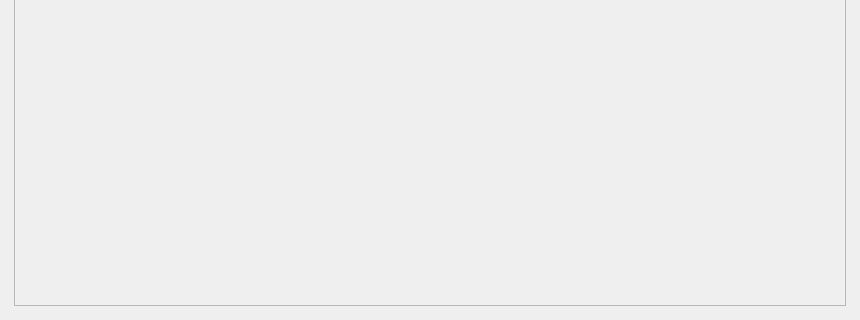
The window that gui/uis/pages/main_pages.ui (arturfarriols/MedicalApp) describes before a commit, drawn with Qt 5; both pictures show x 0 to 860 and y 280 to 600 of the 860 by 600 pixel window.
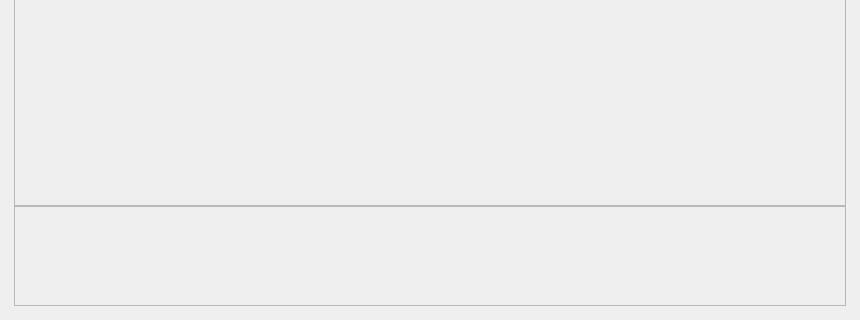
The same window after the commit. The open tabs and pages were chosen to show the change.

The edit to the form file:
```diff
--- a/gui/uis/pages/main_pages.ui
+++ b/gui/uis/pages/main_pages.ui
@@ -292,6 +292,12 @@
            </item>
            <item>
             <widget class="QFrame" name="frame_6">
+             <property name="maximumSize">
+              <size>
+               <width>16777215</width>
+               <height>16777215</height>
+              </size>
+             </property>
              <property name="frameShape">
               <enum>QFrame::StyledPanel</enum>
              </property>
@@ -306,7 +312,40 @@
                <number>0</number>
               </property>
               <property name="topMargin">
+               <number>5</number>
+              </property>
+              <property name="rightMargin">
                <number>0</number>
+              </property>
+              <property name="bottomMargin">
+               <number>10</number>
+              </property>
+             </layout>
+            </widget>
+           </item>
+           <item>
+            <widget class="QFrame" name="frame_7">
+             <property name="maximumSize">
+              <size>
+               <width>16777215</width>
+               <height>100</height>
+              </size>
+             </property>
+             <property name="frameShape">
+              <enum>QFrame::StyledPanel</enum>
+             </property>
+             <property name="frameShadow">
+              <enum>QFrame::Raised</enum>
+             </property>
+             <layout class="QHBoxLayout" name="export_layout">
+              <property name="spacing">
+               <number>0</number>
+              </property>
+              <property name="leftMargin">
+               <number>0</number>
+              </property>
+              <property name="topMargin">
+               <number>10</number>
               </property>
               <property name="rightMargin">
                <number>0</number>
```
Left out of the diff: 4 changed lines with no effect on the pictures.
